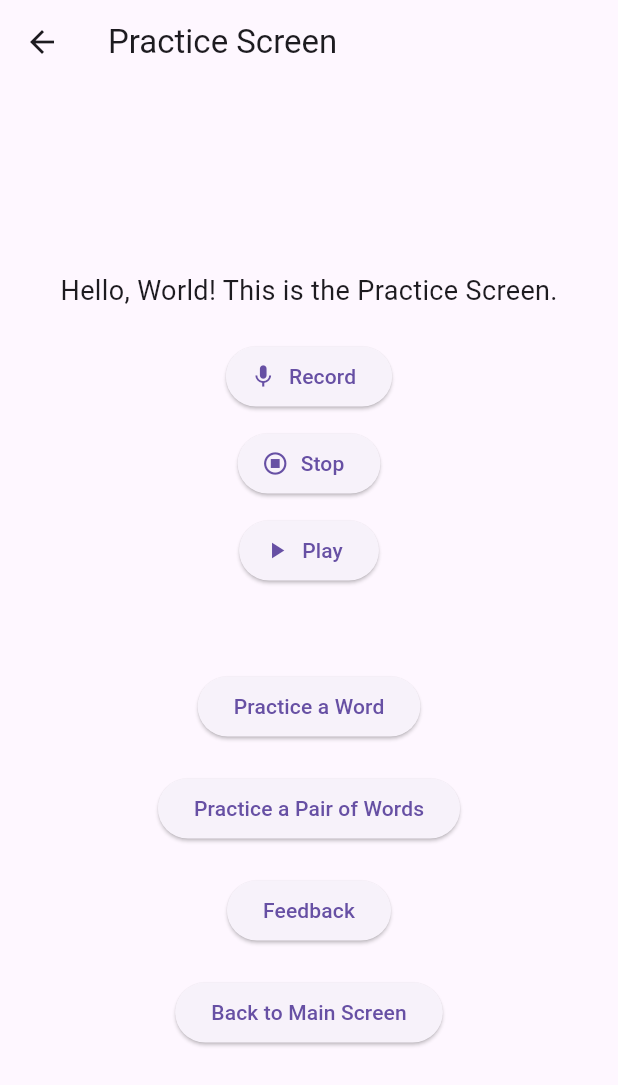
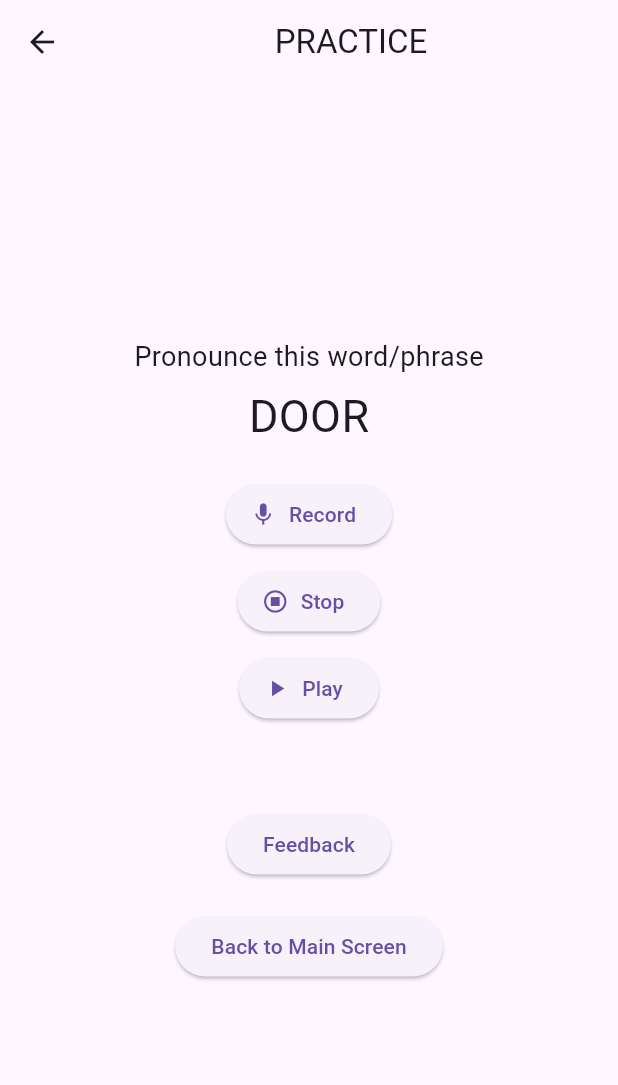
Before and after one commit to ZhongTheKong/read_right_project, a Flutter app: the PracticeScreen screen opened directly, on a phone screen of 412 x 824 dp. Shown: the top 1085 px of the screen. Run offline on Flutter 3.47's test engine with Material 3 defaults, Android fonts, the light colour scheme and no system bars; our stand-ins replace just_audio, shared_preferences; missing offline and left inert: audio_session, record; accounts and stored records are empty; statements that could not run were skipped.

Commit message:
Improvements to layout of practice screen. Moved previous placeholder buttons to word list from practice screen.

```diff
--- a/lib/screens/practice_screen.dart
+++ b/lib/screens/practice_screen.dart
@@ -8,14 +8,25 @@ class PracticeScreen extends StatelessWidget {
   @override
   Widget build(BuildContext context) {
     return Scaffold(
-      appBar: AppBar(title: const Text('Practice Screen')),
+      appBar: AppBar(
+        title: Center(
+          child: const Text(
+            'PRACTICE'
+          )
+        )
+      ),
       body: Center(
         child: Column(
           mainAxisAlignment: MainAxisAlignment.center,
           children: [
             const Text(
-              'Hello, World! This is the Practice Screen.',
+              'Pronounce this word/phrase',
               style: TextStyle(fontSize: 18),
+            ),
+            const SizedBox(height: 5),
+            const Text(
+              'DOOR',
+              style: TextStyle(fontSize: 30),
             ),
             const SizedBox(height: 20),
 
@@ -23,23 +34,6 @@ class PracticeScreen extends StatelessWidget {
 
             RecordButton(),
             const SizedBox(height: 20),
-
-            ElevatedButton(
-              onPressed: () {
-                print("Button pressed");
-              },
-              child: const Text('Practice a Word'),
-            ),
-            const SizedBox(height: 20),
-
-            ElevatedButton(
-              onPressed: () {
-                print("Button pressed");
-              },
-              child: const Text('Practice a Pair of Words'),
-            ),
-            const SizedBox(height: 20,),
-
 
 
             ElevatedButton(
--- a/lib/screens/word_list_screen.dart
+++ b/lib/screens/word_list_screen.dart
@@ -13,6 +13,22 @@ class WordListScreen extends StatelessWidget {
             const Text(
               'Hello, World! This is the Word list Screen.',
               style: TextStyle(fontSize: 18),
+            ),
+            const SizedBox(height: 20),
+
+            ElevatedButton(
+              onPressed: () {
+                print("Button pressed");
+              },
+              child: const Text('Practice a Word'),
+            ),
+            const SizedBox(height: 20),
+
+            ElevatedButton(
+              onPressed: () {
+                print("Button pressed");
+              },
+              child: const Text('Practice a Pair of Words'),
             ),
             const SizedBox(height: 20),
 
```
